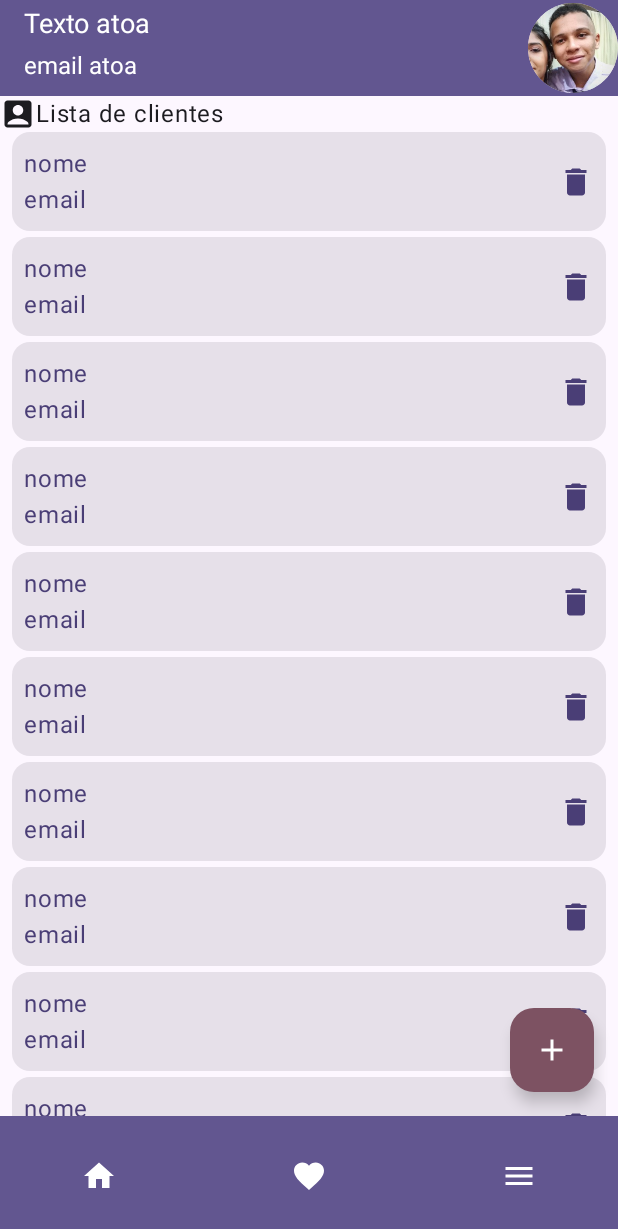
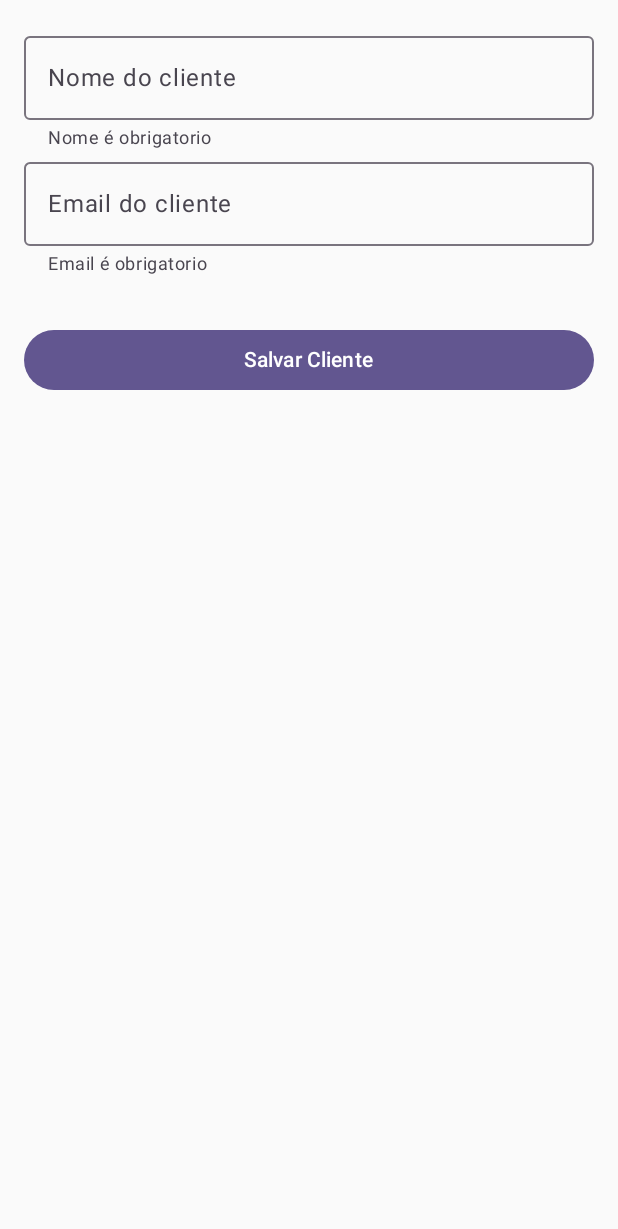
Before and after one commit to moh4b-z/APP-MOBILE-TESTE-Scaffold, an Android app built with Jetpack Compose: the screen it shows after launch (MainActivity), on a phone screen of 412 x 824 dp. Shown: the top 1229 px of the screen. Run offline under Robolectric (Android 15) with nearby library versions, the phone set to English and light mode, and no system bars.

Commit message:
Criar cliente

```diff
--- a/app/src/main/java/br/senai/sp/jandira/clienteapp/MainActivity.kt
+++ b/app/src/main/java/br/senai/sp/jandira/clienteapp/MainActivity.kt
@@ -11,6 +11,7 @@ import androidx.compose.material3.Text
 import androidx.compose.runtime.Composable
 import androidx.compose.ui.Modifier
 import androidx.compose.ui.tooling.preview.Preview
+import br.senai.sp.jandira.clienteapp.screens.FormCliente
 import br.senai.sp.jandira.clienteapp.screens.HomeScreens
 import br.senai.sp.jandira.clienteapp.ui.theme.ClienteAppTheme
 
@@ -20,7 +21,8 @@ class MainActivity : ComponentActivity() {
         enableEdgeToEdge()
         setContent {
             ClienteAppTheme {
-                HomeScreens()
+                //HomeScreens()
+                FormCliente()
             }
         }
     }
--- /dev/null
+++ b/app/src/main/java/br/senai/sp/jandira/clienteapp/screens/FormCliente.kt
@@ -0,0 +1,118 @@
+package br.senai.sp.jandira.clienteapp.screens
+
+import android.content.res.Configuration
+import android.util.Patterns
+import androidx.compose.foundation.layout.Column
+import androidx.compose.foundation.layout.fillMaxSize
+import androidx.compose.foundation.layout.fillMaxWidth
+import androidx.compose.foundation.layout.padding
+import androidx.compose.material3.Button
+import androidx.compose.material3.OutlinedTextField
+import androidx.compose.material3.Text
+import androidx.compose.runtime.Composable
+import androidx.compose.runtime.getValue
+import androidx.compose.runtime.mutableStateOf
+import androidx.compose.runtime.remember
+import androidx.compose.runtime.setValue
+import androidx.compose.ui.Modifier
+import androidx.compose.ui.tooling.preview.Preview
+import androidx.compose.ui.unit.dp
+import br.senai.sp.jandira.clienteapp.model.Cliente
+import br.senai.sp.jandira.clienteapp.service.RetrofitFactory
+import kotlinx.coroutines.Dispatchers
+import kotlinx.coroutines.GlobalScope
+import kotlinx.coroutines.launch
+import retrofit2.await
+
+@Composable
+fun FormCliente(modifier: Modifier = Modifier) {
+    var nomeCliente by remember {
+        mutableStateOf("")
+    }
+    var emailCliente by remember {
+        mutableStateOf("")
+    }
+
+    var isNomeError by remember { mutableStateOf(false) }
+    var isEmailError by remember { mutableStateOf(false) }
+
+    val clienteApi = RetrofitFactory().getClienteService()
+
+    fun validar(): Boolean{
+        isNomeError = nomeCliente.length < 1
+        isEmailError = !Patterns.EMAIL_ADDRESS.matcher(emailCliente).matches()
+        return !isNomeError && !isEmailError
+    }
+
+    Column(
+        modifier = Modifier
+            .padding(16.dp)
+            .fillMaxSize()
+    ) {
+        OutlinedTextField(
+            value = nomeCliente,
+            onValueChange = {nome ->
+                nomeCliente = nome
+            },
+            label = {
+                Text(
+                    text = "Nome do cliente"
+                )
+            },
+            supportingText = {
+                Text(text = "Nome é obrigatorio")
+            },
+            isError = isNomeError,
+            modifier = Modifier
+                .fillMaxWidth()
+        )
+        OutlinedTextField(
+            value = emailCliente,
+            onValueChange = {email ->
+                emailCliente = email
+            },
+            label = {
+                Text(
+                    text = "Email do cliente"
+                )
+            },
+            supportingText = {
+                Text(text = "Email é obrigatorio")
+            },
+            isError = isEmailError,
+            modifier = Modifier
+                .fillMaxWidth()
+        )
+        Button(
+            onClick = {
+                if(validar()){
+                    // criar cliente
+                    val cliente = Cliente(
+                        nome = nomeCliente,
+                        email = emailCliente
+                    )
+                    GlobalScope.launch(Dispatchers.IO) {
+                        val novoCliente = clienteApi.gravar(cliente).await()
+                    }
+                }else{
+                    println("************** Tudo errado")
+                }
+
+
+            },
+            modifier = Modifier
+                .padding(top = 32.dp)
+                .fillMaxWidth()
+        ) {
+            Text(
+                text = "Salvar Cliente"
+            )
+        }
+    }
+}
+
+@Preview(uiMode = Configuration.UI_MODE_NIGHT_YES)
+@Composable
+private fun FormClientePreview() {
+    FormCliente()
+}
--- a/app/src/main/java/br/senai/sp/jandira/clienteapp/service/ClienteService.kt
+++ b/app/src/main/java/br/senai/sp/jandira/clienteapp/service/ClienteService.kt
@@ -21,8 +21,8 @@ interface ClienteService {
     @PUT("clientes")
     fun atualizar(@Body cliente: Cliente): Call<Cliente>
 
-    @DELETE("clientes/{id}")
-    fun exculir(@Path("id") id: Long): Call<Unit>
+    @DELETE("clientes")
+    fun exculir(@Body cliente: Cliente): Call<Unit>
 
     @GET("clientes/{id}")
     fun exibirPorId(@Path("id") id: Long): Call<Cliente>
--- a/app/src/main/java/br/senai/sp/jandira/clienteapp/service/RetrofitFactory.kt
+++ b/app/src/main/java/br/senai/sp/jandira/clienteapp/service/RetrofitFactory.kt
@@ -6,7 +6,7 @@ import retrofit2.create
 
 class RetrofitFactory {
 
-    private  val BASE_URL = "https://app1.celso.dev.br/clientes-app/api/"
+    private  val BASE_URL = "https://srv945707.hstgr.cloud/api/"
 
     private val retrofitFactory =
         Retrofit
```
Also changed, not shown: app/src/main/java/br/senai/sp/jandira/clienteapp/screens/HomeScreens.kt (+41 -5 lines).
